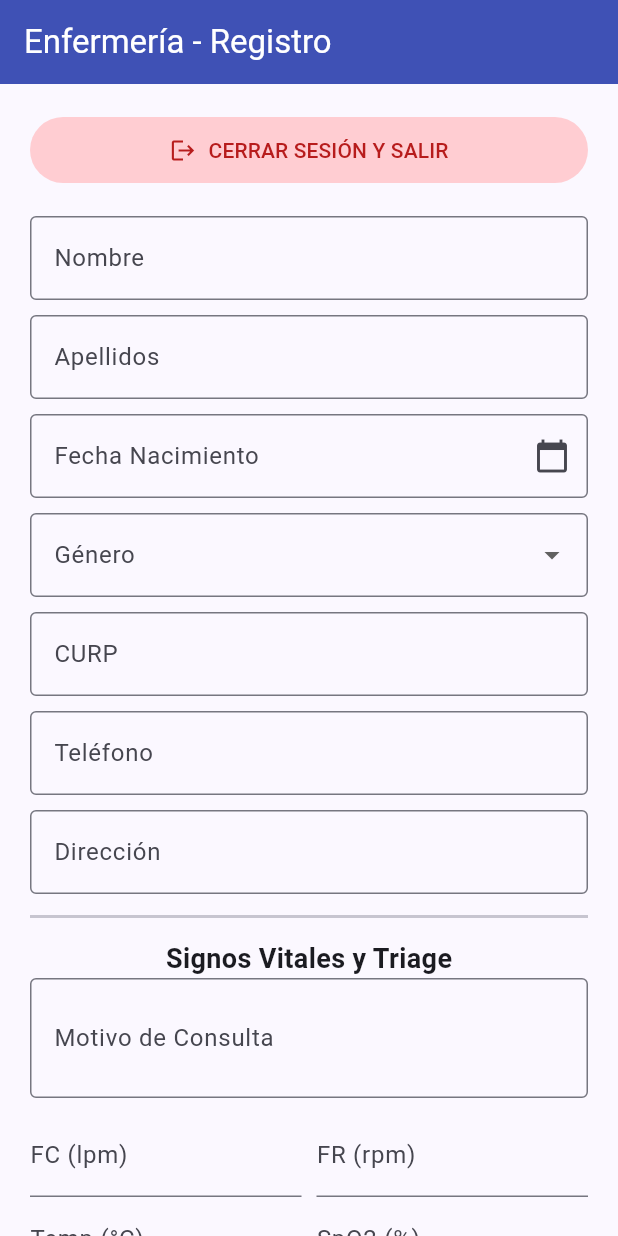
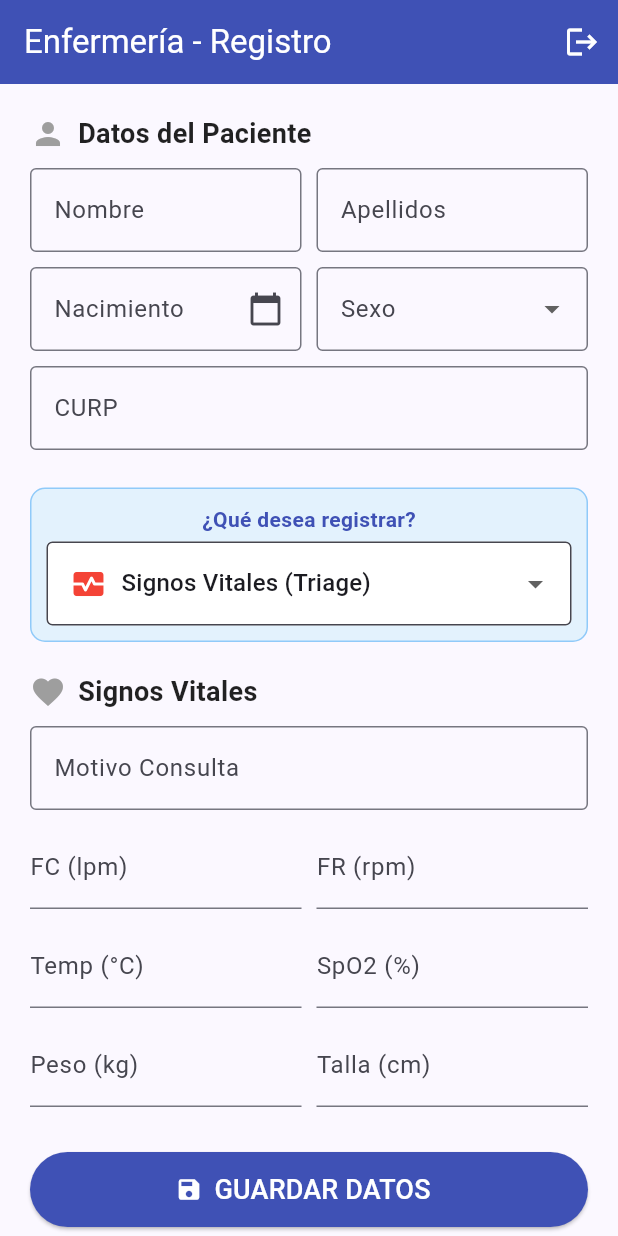
Before and after one commit to Shino75/hackaton_proyecto, a Flutter app: the PacienteFormScreen screen opened directly, on a phone screen of 412 x 824 dp. Run offline on Flutter 3.47's test engine with Material 3 defaults, Android fonts, the phone set to English and light mode, and no system bars; our stand-ins replace pdf, printing; missing offline and left inert: postgres.

Commit message:
registro de laboratorio

```diff
--- a/lib/screens/paciente_form_screen.dart
+++ b/lib/screens/paciente_form_screen.dart
@@ -1,5 +1,3 @@
-// lib/screens/paciente_form_screen.dart
-
 import 'package:flutter/material.dart';
 import '../services/hospital_repository.dart';
 import 'login_screen.dart';
@@ -15,7 +13,11 @@ class _PacienteFormScreenState extends State<PacienteFormScreen> {
   final _formKey = GlobalKey<FormState>();
   final _repository = HospitalRepository();
 
-  // Variables del formulario
+  // --- VARIABLES DE CONTROL ---
+  String _tipoServicio = 'Consulta'; // 'Consulta' o 'Estudio'
+  bool _isLoading = false;
+
+  // Datos Personales
   String _nombre = '';
   String _apellidoPaterno = '';
   DateTime? _fechaNacimiento;
@@ -24,18 +26,26 @@ class _PacienteFormScreenState extends State<PacienteFormScreen> {
   String _curp = '';
   String _telefono = '';
   String _direccion = '';
+  final TextEditingController _fechaController = TextEditingController();
 
-  // Variables Signos
+  // Variables Signos (Consulta)
   String _motivoConsulta = '';
-  String _frecuenciaCardiaca = '';
-  String _frecuenciaRespiratoria = '';
-  String _temperatura = '';
-  String _saturacionOxigeno = '';
+  String _fc = '';
+  String _fr = '';
+  String _temp = '';
+  String _spo2 = '';
   String _peso = '';
   String _talla = '';
 
-  final TextEditingController _fechaController = TextEditingController();
-  bool _isLoading = false;
+  // Variables Laboratorio (Estudio - KEYS DE DB)
+  String _tipoEstudioNombre = 'Química Sanguínea (6)';
+  String _glucosa = '';
+  String _urea = '';
+  String _creatinina = '';
+  String _acidoUrico = '';
+  String _colesterol = '';
+  String _trigliceridos = '';
+  String _observacionesLab = '';
 
   Future<void> _selectDate(BuildContext context) async {
     final DateTime? picked = await showDatePicker(
@@ -58,8 +68,15 @@ class _PacienteFormScreenState extends State<PacienteFormScreen> {
       _formKey.currentState!.save();
       setState(() => _isLoading = true);
 
+      // Definimos el motivo general para el historial
+      String motivoFinal = _tipoServicio == 'Consulta'
+          ? _motivoConsulta
+          : "LABORATORIO: $_tipoEstudioNombre";
+
       try {
         await _repository.registrarIngreso({
+          // Datos Comunes
+          'tipo_servicio': _tipoServicio, // Importante para el switch en DB
           'nombre': _nombre,
           'apellido': _apellidoPaterno,
           'fecha_nacimiento': _fechaController.text,
@@ -67,29 +84,44 @@ class _PacienteFormScreenState extends State<PacienteFormScreen> {
           'curp': _curp,
           'telefono': _telefono,
           'direccion': _direccion,
-          'motivo': _motivoConsulta,
-          'fc': _frecuenciaCardiaca,
-          'temp': _temperatura,
-          'spo2': _saturacionOxigeno,
+          'motivo': motivoFinal,
+
+          // Datos Consulta
+          'fc': _fc,
+          'fr': _fr,
+          'temp': _temp,
+          'spo2': _spo2,
           'peso': _peso,
           'talla': _talla,
+
+          // Datos Laboratorio (KEYS EXACTAS)
+          'tipo_estudio_nombre': _tipoEstudioNombre,
+          'glucosa': _glucosa,
+          'urea': _urea,
+          'creatinina': _creatinina,
+          'acido_urico': _acidoUrico,
+          'colesterol': _colesterol,
+          'trigliceridos': _trigliceridos,
+          'observaciones': _observacionesLab,
         });
 
         if (mounted) {
           ScaffoldMessenger.of(context).showSnackBar(
-            SnackBar(content: Text('✅ Paciente $_nombre guardado en Base de Datos'), backgroundColor: Colors.green),
+            SnackBar(content: Text('✅ Registro guardado: $_tipoServicio'), backgroundColor: Colors.green),
           );
+          // Limpiar formulario
           _formKey.currentState?.reset();
           _fechaController.clear();
           setState(() {
             _fechaNacimiento = null;
             _generoSeleccionado = null;
+            _tipoServicio = 'Consulta';
           });
         }
       } catch (e) {
         if (mounted) {
           ScaffoldMessenger.of(context).showSnackBar(
-            SnackBar(content: Text('❌ Error al guardar: $e'), backgroundColor: Colors.red),
+            SnackBar(content: Text('❌ Error: $e'), backgroundColor: Colors.red),
           );
         }
       } finally {
@@ -111,116 +143,127 @@ class _PacienteFormScreenState extends State<PacienteFormScreen> {
         title: const Text('Enfermería - Registro'),
         backgroundColor: Colors.indigo,
         foregroundColor: Colors.white,
-        automaticallyImplyLeading: false, // Oculta la flecha de atrás automática
+        actions: [IconButton(icon: const Icon(Icons.logout), onPressed: _cerrarSesion)],
       ),
       body: SingleChildScrollView(
         padding: const EdgeInsets.all(20.0),
         child: Form(
           key: _formKey,
           child: Column(
+            crossAxisAlignment: CrossAxisAlignment.stretch,
             children: <Widget>[
-              // --- BOTÓN DE SALIR (MUY VISIBLE) ---
-              Container(
-                margin: const EdgeInsets.only(bottom: 20),
-                width: double.infinity,
-                child: ElevatedButton.icon(
-                  onPressed: _cerrarSesion,
-                  icon: const Icon(Icons.logout),
-                  label: const Text('CERRAR SESIÓN Y SALIR'),
-                  style: ElevatedButton.styleFrom(
-                    backgroundColor: Colors.red.shade100, // Fondo rojo claro
-                    foregroundColor: Colors.red.shade900, // Texto rojo oscuro
-                    padding: const EdgeInsets.symmetric(vertical: 12),
-                    elevation: 0,
-                  ),
-                ),
-              ),
-
-              // Campos Datos Personales
-              TextFormField(
-                decoration: const InputDecoration(labelText: 'Nombre', border: OutlineInputBorder()),
-                onSaved: (v) => _nombre = v!,
-                validator: (v) => v!.isEmpty ? 'Requerido' : null,
-              ),
+              // --- SECCIÓN 1: DATOS DEL PACIENTE ---
+              _buildSectionTitle("Datos del Paciente", Icons.person),
               const SizedBox(height: 10),
-              TextFormField(
-                decoration: const InputDecoration(labelText: 'Apellidos', border: OutlineInputBorder()),
-                onSaved: (v) => _apellidoPaterno = v!,
-                validator: (v) => v!.isEmpty ? 'Requerido' : null,
-              ),
-              const SizedBox(height: 10),
-              TextFormField(
-                controller: _fechaController,
-                decoration: const InputDecoration(labelText: 'Fecha Nacimiento', border: OutlineInputBorder(), suffixIcon: Icon(Icons.calendar_today)),
-                readOnly: true,
-                onTap: () => _selectDate(context),
-                validator: (v) => v!.isEmpty ? 'Requerido' : null,
-              ),
-              const SizedBox(height: 10),
-              DropdownButtonFormField<String>(
-                decoration: const InputDecoration(labelText: 'Género', border: OutlineInputBorder()),
-                initialValue: _generoSeleccionado,
-                items: _generos.map((g) => DropdownMenuItem(value: g, child: Text(g))).toList(),
-                onChanged: (v) => setState(() => _generoSeleccionado = v),
-                validator: (v) => v == null ? 'Requerido' : null,
-              ),
-              const SizedBox(height: 10),
-              TextFormField(
-                decoration: const InputDecoration(labelText: 'CURP', border: OutlineInputBorder()),
-                onSaved: (v) => _curp = v!,
-                validator: (v) => v!.isEmpty ? 'Requerido' : null,
-              ),
-              const SizedBox(height: 10),
-              TextFormField(
-                decoration: const InputDecoration(labelText: 'Teléfono', border: OutlineInputBorder()),
-                onSaved: (v) => _telefono = v!,
-              ),
-              const SizedBox(height: 10),
-              TextFormField(
-                decoration: const InputDecoration(labelText: 'Dirección', border: OutlineInputBorder()),
-                onSaved: (v) => _direccion = v!,
-              ),
-
-              const Divider(height: 30, thickness: 2),
-              const Text('Signos Vitales y Triage', style: TextStyle(fontSize: 18, fontWeight: FontWeight.bold)),
-
-              TextFormField(
-                decoration: const InputDecoration(labelText: 'Motivo de Consulta', border: OutlineInputBorder()),
-                maxLines: 2,
-                onSaved: (v) => _motivoConsulta = v!,
-                validator: (v) => v!.isEmpty ? 'Requerido' : null,
+              Row(
+                children: [
+                  Expanded(child: TextFormField(decoration: const InputDecoration(labelText: 'Nombre', border: OutlineInputBorder()), onSaved: (v) => _nombre = v!, validator: (v) => v!.isEmpty ? 'Req' : null)),
+                  const SizedBox(width: 10),
+                  Expanded(child: TextFormField(decoration: const InputDecoration(labelText: 'Apellidos', border: OutlineInputBorder()), onSaved: (v) => _apellidoPaterno = v!, validator: (v) => v!.isEmpty ? 'Req' : null)),
+                ],
               ),
               const SizedBox(height: 10),
               Row(
                 children: [
-                  Expanded(child: TextFormField(decoration: const InputDecoration(labelText: 'FC (lpm)'), keyboardType: TextInputType.number, onSaved: (v) => _frecuenciaCardiaca = v!)),
+                  Expanded(child: TextFormField(controller: _fechaController, decoration: const InputDecoration(labelText: 'Nacimiento', border: OutlineInputBorder(), suffixIcon: Icon(Icons.calendar_today)), readOnly: true, onTap: () => _selectDate(context), validator: (v) => v!.isEmpty ? 'Req' : null)),
                   const SizedBox(width: 10),
-                  Expanded(child: TextFormField(decoration: const InputDecoration(labelText: 'FR (rpm)'), keyboardType: TextInputType.number, onSaved: (v) => _frecuenciaRespiratoria = v!)),
+                  Expanded(child: DropdownButtonFormField<String>(decoration: const InputDecoration(labelText: 'Sexo', border: OutlineInputBorder()), value: _generoSeleccionado, items: _generos.map((g) => DropdownMenuItem(value: g, child: Text(g))).toList(), onChanged: (v) => setState(() => _generoSeleccionado = v))),
                 ],
               ),
-              Row(
-                children: [
-                  Expanded(child: TextFormField(decoration: const InputDecoration(labelText: 'Temp (°C)'), keyboardType: TextInputType.number, onSaved: (v) => _temperatura = v!)),
+              const SizedBox(height: 10),
+              TextFormField(decoration: const InputDecoration(labelText: 'CURP', border: OutlineInputBorder()), onSaved: (v) => _curp = v!, validator: (v) => v!.isEmpty ? 'Req' : null),
+
+              const SizedBox(height: 25),
+
+              // --- SECCIÓN 2: TIPO DE REGISTRO ---
+              Container(
+                padding: const EdgeInsets.all(10),
+                decoration: BoxDecoration(color: Colors.blue.shade50, borderRadius: BorderRadius.circular(10), border: Border.all(color: Colors.blue.shade200)),
+                child: Column(
+                  children: [
+                    const Text("¿Qué desea registrar?", style: TextStyle(fontWeight: FontWeight.bold, color: Colors.indigo)),
+                    const SizedBox(height: 5),
+                    DropdownButtonFormField<String>(
+                      value: _tipoServicio,
+                      decoration: const InputDecoration(filled: true, fillColor: Colors.white, border: OutlineInputBorder()),
+                      items: const [
+                        DropdownMenuItem(value: 'Consulta', child: Row(children: [Icon(Icons.monitor_heart, color: Colors.red), SizedBox(width: 10), Text("Signos Vitales (Triage)")])),
+                        DropdownMenuItem(value: 'Estudio', child: Row(children: [Icon(Icons.science, color: Colors.teal), SizedBox(width: 10), Text("Resultados Laboratorio")])),
+                      ],
+                      onChanged: (val) => setState(() => _tipoServicio = val!),
+                    ),
+                  ],
+                ),
+              ),
+
+              const SizedBox(height: 20),
+
+              // --- CAMPOS DINÁMICOS ---
+              if (_tipoServicio == 'Consulta') ...[
+                _buildSectionTitle("Signos Vitales", Icons.favorite),
+                const SizedBox(height: 10),
+                TextFormField(decoration: const InputDecoration(labelText: 'Motivo Consulta', border: OutlineInputBorder()), onSaved: (v) => _motivoConsulta = v!, validator: (v) => v!.isEmpty ? 'Req' : null),
+                const SizedBox(height: 10),
+                Row(children: [
+                  Expanded(child: TextFormField(decoration: const InputDecoration(labelText: 'FC (lpm)'), keyboardType: TextInputType.number, onSaved: (v) => _fc = v!)),
                   const SizedBox(width: 10),
-                  Expanded(child: TextFormField(decoration: const InputDecoration(labelText: 'SpO2 (%)'), keyboardType: TextInputType.number, onSaved: (v) => _saturacionOxigeno = v!)),
-                ],
-              ),
-              Row(
-                children: [
+                  Expanded(child: TextFormField(decoration: const InputDecoration(labelText: 'FR (rpm)'), keyboardType: TextInputType.number, onSaved: (v) => _fr = v!)),
+                ]),
+                const SizedBox(height: 10),
+                Row(children: [
+                  Expanded(child: TextFormField(decoration: const InputDecoration(labelText: 'Temp (°C)'), keyboardType: TextInputType.number, onSaved: (v) => _temp = v!)),
+                  const SizedBox(width: 10),
+                  Expanded(child: TextFormField(decoration: const InputDecoration(labelText: 'SpO2 (%)'), keyboardType: TextInputType.number, onSaved: (v) => _spo2 = v!)),
+                ]),
+                const SizedBox(height: 10),
+                Row(children: [
                   Expanded(child: TextFormField(decoration: const InputDecoration(labelText: 'Peso (kg)'), keyboardType: TextInputType.number, onSaved: (v) => _peso = v!)),
                   const SizedBox(width: 10),
                   Expanded(child: TextFormField(decoration: const InputDecoration(labelText: 'Talla (cm)'), keyboardType: TextInputType.number, onSaved: (v) => _talla = v!)),
-                ],
-              ),
-              const SizedBox(height: 20),
+                ]),
 
+              ] else ...[
+                // --- CAMPOS DE LABORATORIO (KEYS DB) ---
+                _buildSectionTitle("Resultados Lab (Química 6)", Icons.biotech),
+                const SizedBox(height: 10),
+                TextFormField(initialValue: 'Química Sanguínea', decoration: const InputDecoration(labelText: 'Tipo de Estudio', border: OutlineInputBorder()), onSaved: (v) => _tipoEstudioNombre = v!),
+                const SizedBox(height: 15),
+                // FILA 1
+                Row(children: [
+                  Expanded(child: TextFormField(decoration: const InputDecoration(labelText: 'Glucosa (mg/dL)', border: OutlineInputBorder()), keyboardType: TextInputType.number, onSaved: (v) => _glucosa = v!)),
+                  const SizedBox(width: 10),
+                  Expanded(child: TextFormField(decoration: const InputDecoration(labelText: 'Urea (mg/dL)', border: OutlineInputBorder()), keyboardType: TextInputType.number, onSaved: (v) => _urea = v!)),
+                ]),
+                const SizedBox(height: 10),
+                // FILA 2
+                Row(children: [
+                  Expanded(child: TextFormField(decoration: const InputDecoration(labelText: 'Creatinina (mg/dL)', border: OutlineInputBorder()), keyboardType: TextInputType.number, onSaved: (v) => _creatinina = v!)),
+                  const SizedBox(width: 10),
+                  Expanded(child: TextFormField(decoration: const InputDecoration(labelText: 'Ácido Úrico (mg/dL)', border: OutlineInputBorder()), keyboardType: TextInputType.number, onSaved: (v) => _acidoUrico = v!)),
+                ]),
+                const SizedBox(height: 10),
+                // FILA 3
+                Row(children: [
+                  Expanded(child: TextFormField(decoration: const InputDecoration(labelText: 'Colesterol (mg/dL)', border: OutlineInputBorder()), keyboardType: TextInputType.number, onSaved: (v) => _colesterol = v!)),
+                  const SizedBox(width: 10),
+                  Expanded(child: TextFormField(decoration: const InputDecoration(labelText: 'Triglicéridos (mg/dL)', border: OutlineInputBorder()), keyboardType: TextInputType.number, onSaved: (v) => _trigliceridos = v!)),
+                ]),
+                const SizedBox(height: 15),
+                TextFormField(
+                  decoration: const InputDecoration(labelText: 'Observaciones / Notas', border: OutlineInputBorder()),
+                  maxLines: 3,
+                  onSaved: (v) => _observacionesLab = v!,
+                ),
+              ],
+
+              const SizedBox(height: 30),
               SizedBox(
-                width: double.infinity,
+                height: 50,
                 child: ElevatedButton.icon(
                   onPressed: _isLoading ? null : _submitForm,
-                  icon: _isLoading ? const SizedBox() : const Icon(Icons.save),
-                  label: _isLoading ? const CircularProgressIndicator(color: Colors.white) : const Text('GUARDAR EN BASE DE DATOS'),
-                  style: ElevatedButton.styleFrom(backgroundColor: Colors.indigo, foregroundColor: Colors.white, padding: const EdgeInsets.all(15)),
+                  icon: const Icon(Icons.save),
+                  label: _isLoading ? const CircularProgressIndicator(color: Colors.white) : const Text('GUARDAR DATOS', style: TextStyle(fontSize: 18)),
+                  style: ElevatedButton.styleFrom(backgroundColor: _tipoServicio == 'Consulta' ? Colors.indigo : Colors.teal, foregroundColor: Colors.white),
                 ),
               )
             ],
@@ -229,4 +272,8 @@ class _PacienteFormScreenState extends State<PacienteFormScreen> {
       ),
     );
   }
+
+  Widget _buildSectionTitle(String title, IconData icon) {
+    return Row(children: [Icon(icon, color: Colors.grey), const SizedBox(width: 8), Text(title, style: const TextStyle(fontSize: 18, fontWeight: FontWeight.bold, color: Colors.black87))]);
+  }
 }
```
Also changed, not shown: lib/screens/doctor_ticket_screen.dart (+20 -4 lines), lib/services/hospital_repository.dart (+123 -59 lines).
